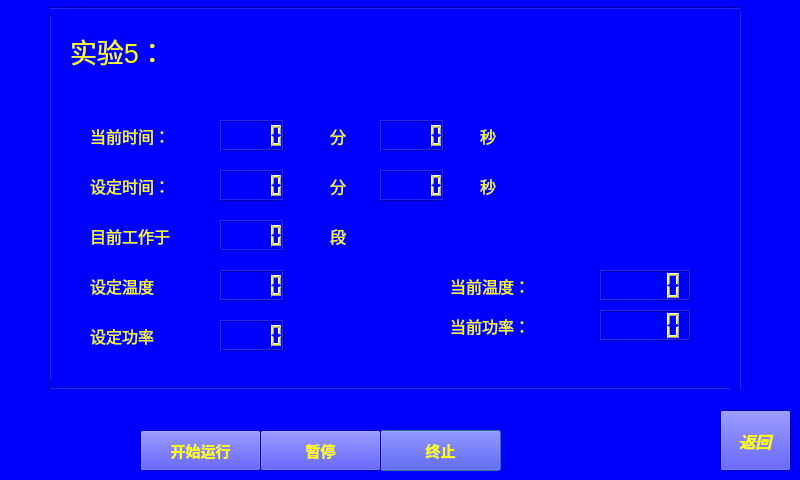
Above: running_5.ui from wanghao-xznu/untitled2 before the change. Below: the same form after it.
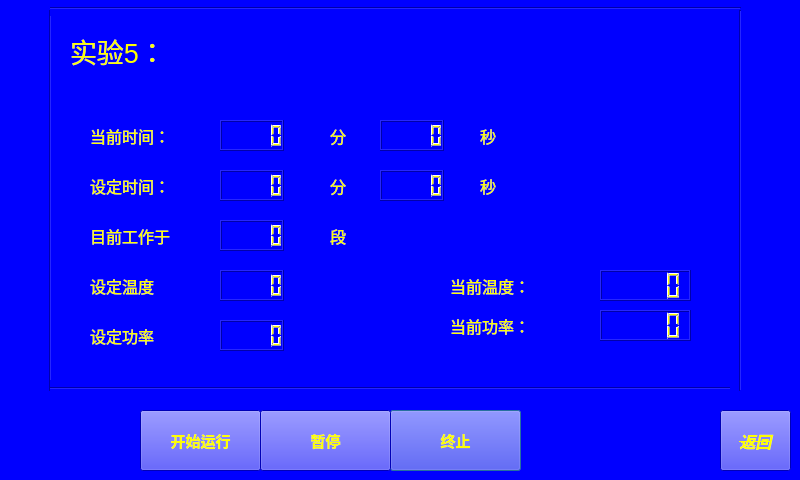
That is the form after the change.

Commit message: in running_page make  start stop pause big than before

The edit to the form file:
```diff
--- a/running_5.ui
+++ b/running_5.ui
@@ -53,10 +53,10 @@
   <widget class="QPushButton" name="pushButton_3">
    <property name="geometry">
     <rect>
-     <x>380</x>
-     <y>430</y>
-     <width>121</width>
-     <height>41</height>
+     <x>390</x>
+     <y>410</y>
+     <width>131</width>
+     <height>61</height>
     </rect>
    </property>
    <property name="font">
@@ -215,9 +215,9 @@
    <property name="geometry">
     <rect>
      <x>140</x>
-     <y>430</y>
+     <y>410</y>
      <width>121</width>
-     <height>41</height>
+     <height>61</height>
     </rect>
    </property>
    <property name="font">
@@ -408,9 +408,9 @@
    <property name="geometry">
     <rect>
      <x>260</x>
-     <y>430</y>
-     <width>121</width>
-     <height>41</height>
+     <y>410</y>
+     <width>131</width>
+     <height>61</height>
     </rect>
    </property>
    <property name="font">
```
The commit also changes 4 other files.
